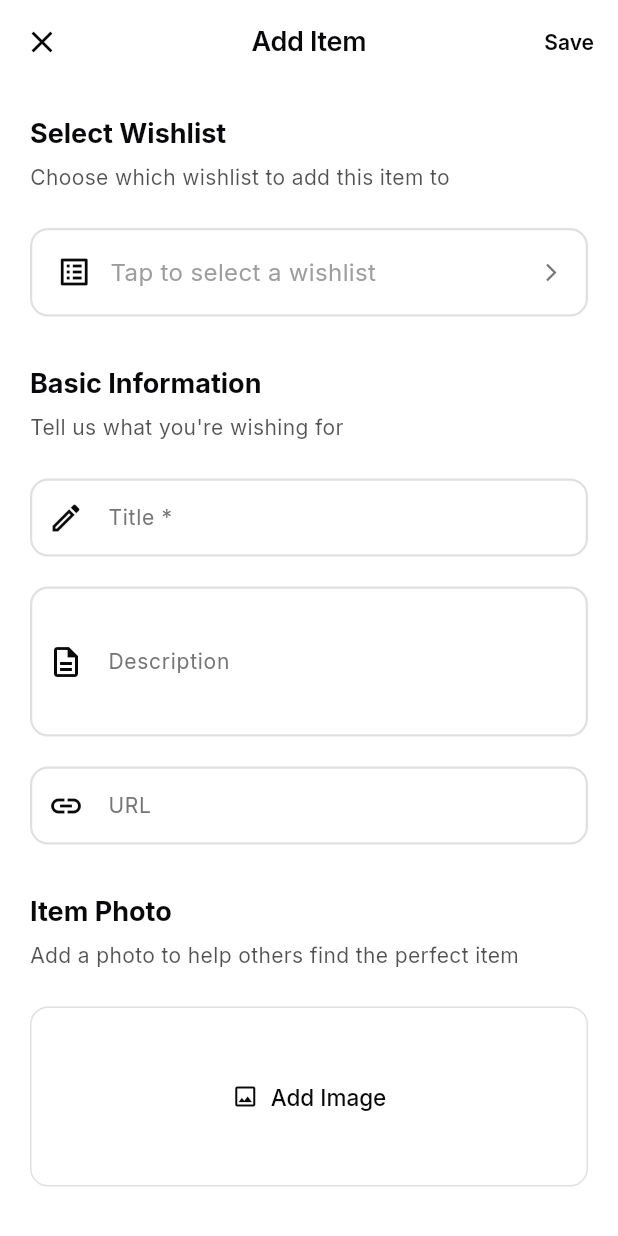
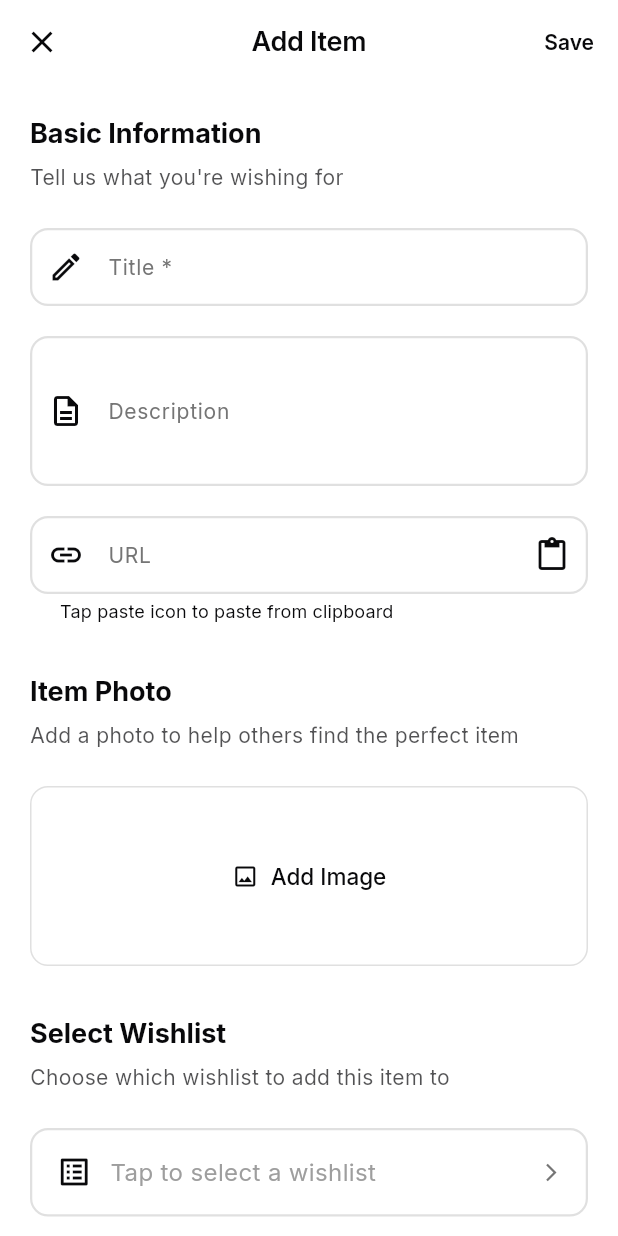
Before and after one commit to filippkowalski/heywish, a Flutter app: the AddWishScreen screen opened by its route, on a phone screen of 412 x 824 dp. Run offline on Flutter 3.47's test engine with Material 3 defaults, Android fonts, the phone set to English and light mode, and no system bars; our stand-ins replace auto_size_text, cached_network_image, connectivity_plus, dio, easy_localization, firebase_auth and 13 more; missing offline and left inert: receive_sharing_intent; accounts and stored records are empty; network calls fail.

Commit message:
feat: Add paste button to URL field in Add Wish screen
- Add paste icon button to URL field suffix
- Quick one-tap clipboard paste functionality
- Shows paste button when field is empty
- Shows green checkmark when URL is valid
- Shows loading spinner during scraping
- Automatically triggers URL scraping after paste
- Shows helpful hint text: 'Tap paste icon to paste from clipboard'
- Toast notification confirms paste action

User experience:
1. See paste icon in empty URL field
2. Tap paste icon
3. URL fills from clipboard
4. Auto-scrapes and fills product details

🤖 Generated with [Claude Code](https://claude.com/claude-code)

Co-Authored-By: Claude <noreply@anthropic.com>

```diff
--- a/mobile/lib/screens/wishlists/add_wish_screen.dart
+++ b/mobile/lib/screens/wishlists/add_wish_screen.dart
@@ -1,4 +1,5 @@
 import 'package:flutter/material.dart';
+import 'package:flutter/services.dart';
 import 'package:go_router/go_router.dart';
 import 'package:provider/provider.dart';
 import 'package:image_picker/image_picker.dart';
@@ -108,6 +109,42 @@ class _AddWishScreenState extends State<AddWishScreen> {
              uri.host.isNotEmpty;
     } catch (e) {
       return false;
+    }
+  }
+
+  /// Paste URL from clipboard
+  Future<void> _pasteFromClipboard() async {
+    try {
+      final clipboardData = await Clipboard.getData(Clipboard.kTextPlain);
+      final text = clipboardData?.text?.trim();
+
+      if (text != null && text.isNotEmpty) {
+        _urlController.text = text;
+
+        // Trigger scraping if it's a valid URL
+        if (_isValidUrl(text)) {
+          _scrapeUrl(text);
+        }
+
+        // Show feedback
+        if (mounted) {
+          ScaffoldMessenger.of(context).showSnackBar(
+            SnackBar(
+              content: Row(
+                children: [
+                  const Icon(Icons.content_paste, color: Colors.white, size: 20),
+                  const SizedBox(width: 8),
+                  const Text('Pasted from clipboard'),
+                ],
+              ),
+              behavior: SnackBarBehavior.floating,
+              duration: const Duration(seconds: 1),
+            ),
+          );
+        }
+      }
+    } catch (e) {
+      debugPrint('Error pasting from clipboard: $e');
     }
   }
 
@@ -359,11 +396,11 @@ class _AddWishScreenState extends State<AddWishScreen> {
         child: Column(
           crossAxisAlignment: CrossAxisAlignment.start,
           children: [
-            _buildWishlistSelectorSection(),
-            const SizedBox(height: 32),
             _buildBasicInfoSection(),
             const SizedBox(height: 32),
             _buildImageSection(),
+            const SizedBox(height: 32),
+            _buildWishlistSelectorSection(),
             const SizedBox(height: 32),
             _buildPriceSection(),
             const SizedBox(height: 32),
@@ -655,10 +692,18 @@ class _AddWishScreenState extends State<AddWishScreen> {
                       child: CircularProgressIndicator(strokeWidth: 2),
                     ),
                   )
-                : (_urlController.text.isNotEmpty && _isValidUrl(_urlController.text)
+                : _urlController.text.isNotEmpty && _isValidUrl(_urlController.text)
                     ? const Icon(Icons.check_circle, color: Colors.green)
+                    : IconButton(
+                        icon: const Icon(Icons.content_paste),
+                        tooltip: 'Paste from clipboard',
+                        onPressed: _pasteFromClipboard,
+                      ),
+            helperText: _isScrapingUrl
+                ? '✨ Loading product details...'
+                : (_urlController.text.isEmpty
+                    ? 'Tap paste icon to paste from clipboard'
                     : null),
-            helperText: _isScrapingUrl ? '✨ Loading product details...' : null,
             helperMaxLines: 1,
           ),
           keyboardType: TextInputType.url,
```
